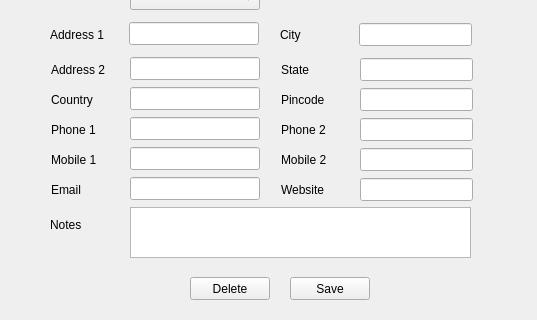
Old version of the form src/customerform.ui in the repository thamizha/angadi; both pictures show x 0 to 537 and y 173 to 493 of the 537 by 493 pixel window.
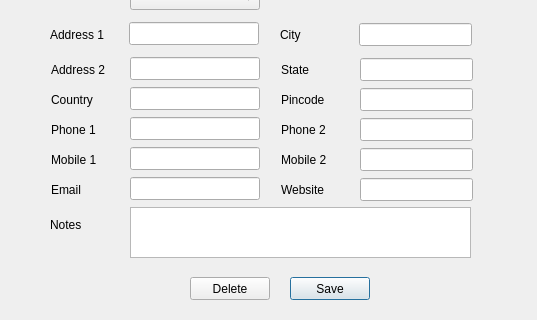
New version of the form.

```diff
--- a/src/customerform.ui
+++ b/src/customerform.ui
@@ -589,6 +589,9 @@
    <property name="text">
     <string>Save</string>
    </property>
+   <property name="default">
+    <bool>true</bool>
+   </property>
   </widget>
  </widget>
  <tabstops>
```
